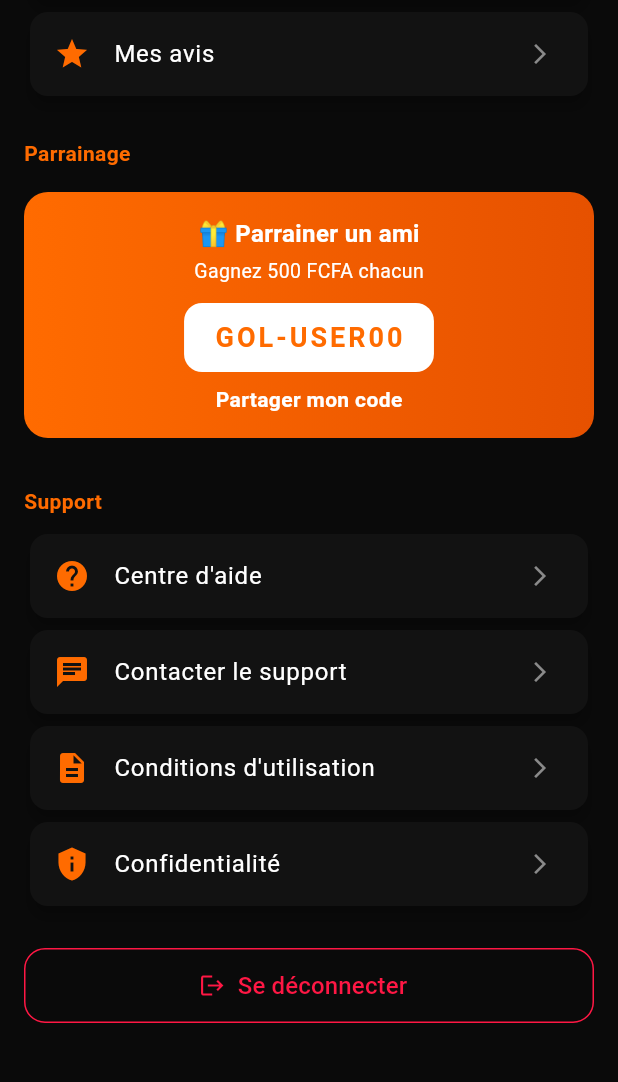
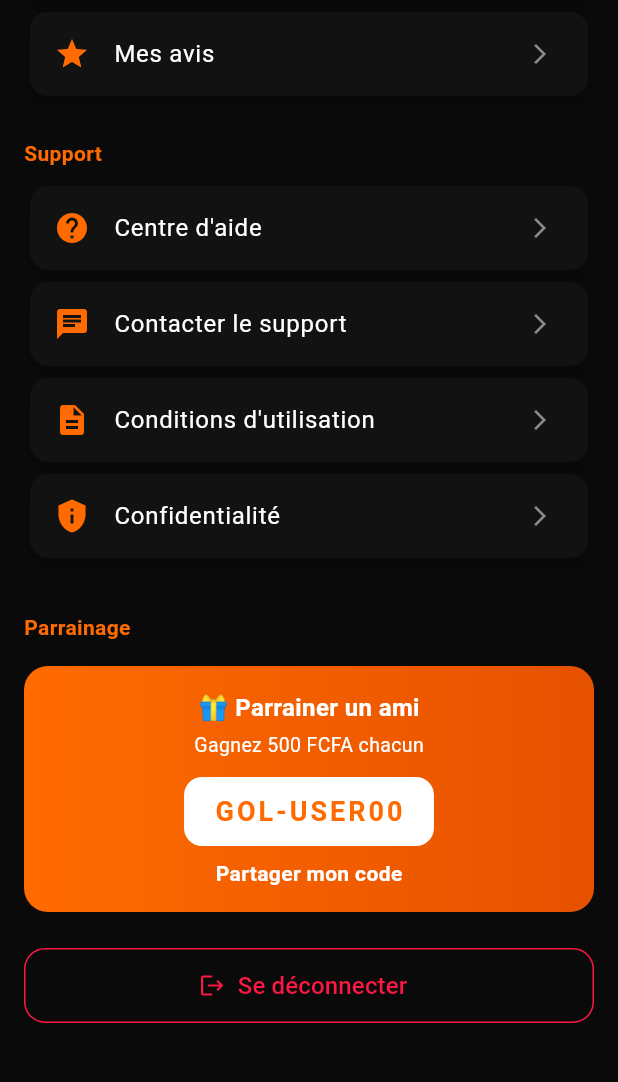
Before and after one commit to franciseboah01/golivreur_client_flutter, a Flutter app: the ProfilClientScreen screen opened directly, scrolled down 745 dp, on a phone screen of 412 x 824 dp, the part 153-1235 px from its top. Run offline on Flutter 3.47's test engine with Material 3 defaults, Android fonts, the phone set to English and light mode, and no system bars; our stand-ins replace shared_preferences; accounts and stored records are empty; network calls fail.

Commit message:
update client app

```diff
--- a/lib/config/api_config.dart
+++ b/lib/config/api_config.dart
@@ -1,8 +1,21 @@
+import 'package:flutter/foundation.dart';
+
 class ApiConfig {
-  static const String devUrl = 'http://127.0.0.1:8000/api';
+  // Pour le Web local : 127.0.0.1 ou localhost fonctionne très bien
+  // Pour un Émulateur Android : 127.0.0.1 pointe sur l'émulateur lui-même, pas votre PC.
+  // Il faut utiliser 10.0.2.2 pour qu'Android trouve votre Laravel.
+  static String get devUrl {
+    if (kIsWeb) {
+      return 'http://127.0.0.1:8000/api';
+    } else {
+      return 'http://10.0.2.2:8000/api'; // Adresse spéciale pour émulateur Android
+    }
+  }
+
   static const String prodUrl = 'https://golivreur.free.nf/api';
 
-  static const bool isProd = true;
+  // Passez à 'false' pour le développement local
+  static const bool isProd = false;
 
   static String get baseUrl => isProd ? prodUrl : devUrl;
 }
--- a/lib/screens/client/profil_client_screen.dart
+++ b/lib/screens/client/profil_client_screen.dart
@@ -171,6 +171,14 @@ class _ProfilClientScreenState extends State<ProfilClientScreen> {
             _menuItem(Icons.star, 'Mes avis', () => _comingSoon(context, 'Mes avis')),
             const SizedBox(height: 16),
 
+            // Support
+            _sectionTitle('Support'),
+            _menuItem(Icons.help, 'Centre d\'aide', () => _comingSoon(context, 'Centre d\'aide')),
+            _menuItem(Icons.chat, 'Contacter le support', () => _comingSoon(context, 'Contacter le support')),
+            _menuItem(Icons.description, 'Conditions d\'utilisation', () => _comingSoon(context, 'CGU')),
+            _menuItem(Icons.privacy_tip, 'Confidentialité', () => _comingSoon(context, 'Confidentialité')),
+            const SizedBox(height: 24),
+
             // Parrainage
             _sectionTitle('Parrainage'),
             Container(
@@ -212,13 +220,6 @@ class _ProfilClientScreenState extends State<ProfilClientScreen> {
             ),
             const SizedBox(height: 16),
 
-            // Support
-            _sectionTitle('Support'),
-            _menuItem(Icons.help, 'Centre d\'aide', () => _comingSoon(context, 'Centre d\'aide')),
-            _menuItem(Icons.chat, 'Contacter le support', () => _comingSoon(context, 'Contacter le support')),
-            _menuItem(Icons.description, 'Conditions d\'utilisation', () => _comingSoon(context, 'CGU')),
-            _menuItem(Icons.privacy_tip, 'Confidentialité', () => _comingSoon(context, 'Confidentialité')),
-            const SizedBox(height: 24),
 
             // Déconnexion avec confirmation
             SizedBox(
```
Also changed, not shown: lib/screens/auth/register_screen.dart (+14 -8 lines), lib/services/auth_service.dart (+12 -5 lines).
